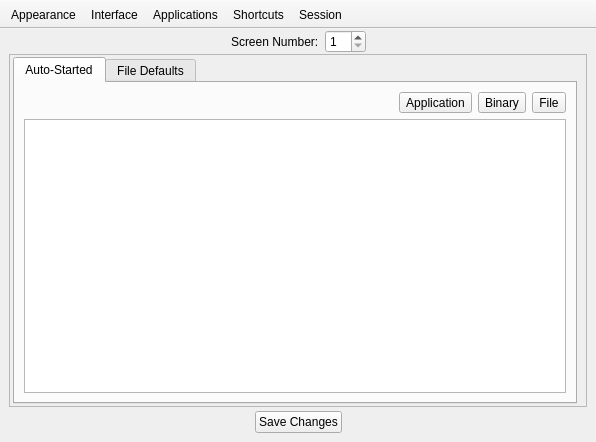
Qt form lumina-config/mainUI.ui (lumina-desktop/lumina) before a commit.
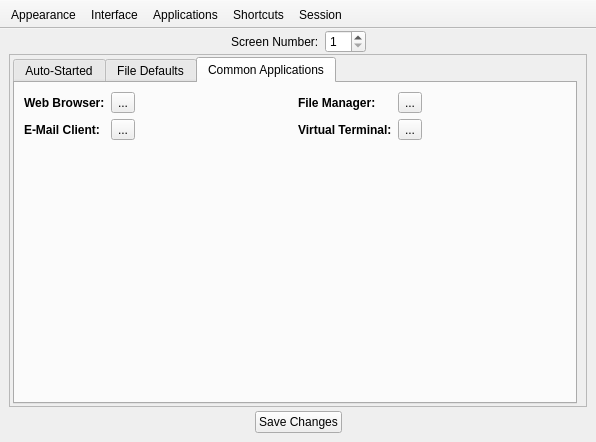
The same form after that commit. The open tabs and pages were chosen to show the change.

Commit message: Moved common application defaults to their own tab.  This should be more intuitive.

Diff of the .ui file:
```diff
--- a/lumina-config/mainUI.ui
+++ b/lumina-config/mainUI.ui
@@ -823,7 +823,7 @@
         <item>
          <widget class="QTabWidget" name="tabWidget_apps">
           <property name="currentIndex">
-           <number>0</number>
+           <number>2</number>
           </property>
           <widget class="QWidget" name="tab_auto">
            <attribute name="title">
@@ -903,113 +903,6 @@
             <property name="bottomMargin">
              <number>3</number>
             </property>
-            <item>
-             <layout class="QGridLayout" name="gridLayout_2">
-              <item row="0" column="0">
-               <layout class="QFormLayout" name="formLayout_6">
-                <property name="fieldGrowthPolicy">
-                 <enum>QFormLayout::ExpandingFieldsGrow</enum>
-                </property>
-                <item row="0" column="0">
-                 <widget class="QLabel" name="label_19">
-                  <property name="font">
-                   <font>
-                    <weight>75</weight>
-                    <bold>true</bold>
-                   </font>
-                  </property>
-                  <property name="text">
-                   <string>Web Browser:</string>
-                  </property>
-                 </widget>
-                </item>
-                <item row="0" column="1">
-                 <widget class="QToolButton" name="tool_default_webbrowser">
-                  <property name="text">
-                   <string notr="true">...</string>
-                  </property>
-                  <property name="toolButtonStyle">
-                   <enum>Qt::ToolButtonTextBesideIcon</enum>
-                  </property>
-                 </widget>
-                </item>
-                <item row="1" column="0">
-                 <widget class="QLabel" name="label_20">
-                  <property name="font">
-                   <font>
-                    <weight>75</weight>
-                    <bold>true</bold>
-                   </font>
-                  </property>
-                  <property name="text">
-                   <string>E-Mail Client:</string>
-                  </property>
-                 </widget>
-                </item>
-                <item row="1" column="1">
-                 <widget class="QToolButton" name="tool_default_email">
-                  <property name="text">
-                   <string notr="true">...</string>
-                  </property>
-                  <property name="toolButtonStyle">
-                   <enum>Qt::ToolButtonTextBesideIcon</enum>
-                  </property>
-                 </widget>
-                </item>
-               </layout>
-              </item>
-              <item row="0" column="1">
-               <layout class="QFormLayout" name="formLayout_7">
-                <item row="0" column="0">
-                 <widget class="QLabel" name="label_21">
-                  <property name="font">
-                   <font>
-                    <weight>75</weight>
-                    <bold>true</bold>
-                   </font>
-                  </property>
-                  <property name="text">
-                   <string>File Manager:</string>
-                  </property>
-                 </widget>
-                </item>
-                <item row="1" column="0">
-                 <widget class="QLabel" name="label_22">
-                  <property name="font">
-                   <font>
-                    <weight>75</weight>
-                    <bold>true</bold>
-                   </font>
-                  </property>
-                  <property name="text">
-                   <string>Virtual Terminal:</string>
-                  </property>
-                 </widget>
-                </item>
-                <item row="0" column="1">
-                 <widget class="QToolButton" name="tool_default_filemanager">
-                  <property name="text">
-                   <string>...</string>
-                  </property>
-                  <property name="toolButtonStyle">
-                   <enum>Qt::ToolButtonTextBesideIcon</enum>
-                  </property>
-                 </widget>
-                </item>
-                <item row="1" column="1">
-                 <widget class="QToolButton" name="tool_default_terminal">
-                  <property name="text">
-                   <string>...</string>
-                  </property>
-                  <property name="toolButtonStyle">
-                   <enum>Qt::ToolButtonTextBesideIcon</enum>
-                  </property>
-                 </widget>
-                </item>
-               </layout>
-              </item>
-             </layout>
-            </item>
             <item>
              <widget class="QGroupBox" name="group_default_filetypes">
               <property name="font">
@@ -1122,6 +1015,133 @@
             </item>
            </layout>
           </widget>
+          <widget class="QWidget" name="tab_2">
+           <attribute name="title">
+            <string>Common Applications</string>
+           </attribute>
+           <layout class="QVBoxLayout" name="verticalLayout_7">
+            <item>
+             <layout class="QGridLayout" name="gridLayout_6">
+              <item row="0" column="0">
+               <layout class="QFormLayout" name="formLayout_10">
+                <property name="fieldGrowthPolicy">
+                 <enum>QFormLayout::ExpandingFieldsGrow</enum>
+                </property>
+                <item row="0" column="0">
+                 <widget class="QLabel" name="label_37">
+                  <property name="font">
+                   <font>
+                    <weight>75</weight>
+                    <bold>true</bold>
+                   </font>
+                  </property>
+                  <property name="text">
+                   <string>Web Browser:</string>
+                  </property>
+                 </widget>
+                </item>
+                <item row="0" column="1">
+                 <widget class="QToolButton" name="tool_default_webbrowser">
+                  <property name="text">
+                   <string notr="true">...</string>
+                  </property>
+                  <property name="toolButtonStyle">
+                   <enum>Qt::ToolButtonTextBesideIcon</enum>
+                  </property>
+                 </widget>
+                </item>
+                <item row="1" column="0">
+                 <widget class="QLabel" name="label_38">
+                  <property name="font">
+                   <font>
+                    <weight>75</weight>
+                    <bold>true</bold>
+                   </font>
+                  </property>
+                  <property name="text">
+                   <string>E-Mail Client:</string>
+                  </property>
+                 </widget>
+                </item>
+                <item row="1" column="1">
+                 <widget class="QToolButton" name="tool_default_email">
+                  <property name="text">
+                   <string notr="true">...</string>
+                  </property>
+                  <property name="toolButtonStyle">
+                   <enum>Qt::ToolButtonTextBesideIcon</enum>
+                  </property>
+                 </widget>
+                </item>
+               </layout>
+              </item>
+              <item row="0" column="1">
+               <layout class="QFormLayout" name="formLayout_11">
+                <item row="0" column="0">
+                 <widget class="QLabel" name="label_39">
+                  <property name="font">
+                   <font>
+                    <weight>75</weight>
+                    <bold>true</bold>
+                   </font>
+                  </property>
+                  <property name="text">
+                   <string>File Manager:</string>
+                  </property>
+                 </widget>
+                </item>
+                <item row="1" column="0">
+                 <widget class="QLabel" name="label_40">
+                  <property name="font">
+                   <font>
+                    <weight>75</weight>
+                    <bold>true</bold>
+                   </font>
+                  </property>
+                  <property name="text">
+                   <string>Virtual Terminal:</string>
+                  </property>
+                 </widget>
+                </item>
+                <item row="0" column="1">
+                 <widget class="QToolButton" name="tool_default_filemanager">
+                  <property name="text">
+                   <string>...</string>
+                  </property>
+                  <property name="toolButtonStyle">
+                   <enum>Qt::ToolButtonTextBesideIcon</enum>
+                  </property>
+                 </widget>
+                </item>
+                <item row="1" column="1">
+                 <widget class="QToolButton" name="tool_default_terminal">
+                  <property name="text">
+                   <string>...</string>
+                  </property>
+                  <property name="toolButtonStyle">
+                   <enum>Qt::ToolButtonTextBesideIcon</enum>
+                  </property>
+                 </widget>
+                </item>
+               </layout>
+              </item>
+             </layout>
+            </item>
+            <item>
+             <spacer name="verticalSpacer_4">
+              <property name="orientation">
+               <enum>Qt::Vertical</enum>
+              </property>
+              <property name="sizeHint" stdset="0">
+               <size>
+                <width>20</width>
+                <height>40</height>
+               </size>
+              </property>
+             </spacer>
+            </item>
+           </layout>
+          </widget>
          </widget>
         </item>
        </layout>
```
Left out of the diff: 10 changed lines with no effect on the pictures.
